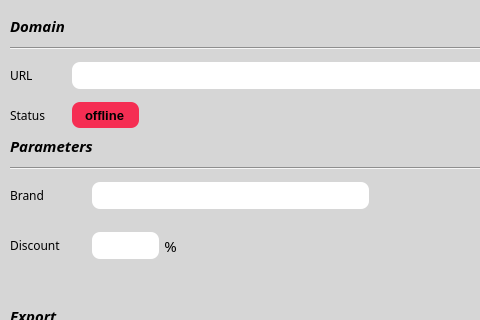
kosazna/atcrawl, file gui/ui_resources/atcrawl_crawler_ui.ui: the form before one commit; both pictures show x 0 to 480 and y 0 to 320 of the 780 by 480 pixel window.
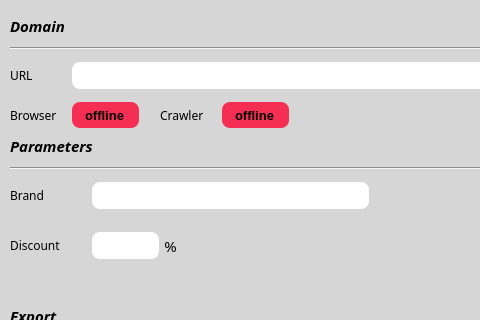
The form after the commit.

Diff of the .ui file:
```diff
--- a/gui/ui_resources/atcrawl_crawler_ui.ui
+++ b/gui/ui_resources/atcrawl_crawler_ui.ui
@@ -663,7 +663,7 @@
      <string notr="true"/>
     </property>
     <property name="text">
-     <string>Status</string>
+     <string>Browser</string>
     </property>
    </widget>
    <widget class="QToolButton" name="bt_reset_collect">
@@ -749,6 +749,66 @@
      </property>
     </item>
    </widget>
+   <widget class="QLineEdit" name="status_crawler">
+    <property name="geometry">
+     <rect>
+      <x>220</x>
+      <y>100</y>
+      <width>71</width>
+      <height>30</height>
+     </rect>
+    </property>
+    <property name="font">
+     <font>
+      <family>Segoe UI</family>
+      <pointsize>10</pointsize>
+      <weight>75</weight>
+      <bold>true</bold>
+     </font>
+    </property>
+    <property name="layoutDirection">
+     <enum>Qt::LeftToRight</enum>
+    </property>
+    <property name="styleSheet">
+     <string notr="true">background-color:rgba(253, 4, 50, 0.8);
+border-width:4px;
+border-color:black;
+color: rgb(0, 0, 0);
+border-style:offset;
+border-radius:10px;</string>
+    </property>
+    <property name="text">
+     <string>offline</string>
+    </property>
+    <property name="alignment">
+     <set>Qt::AlignCenter</set>
+    </property>
+   </widget>
+   <widget class="QLabel" name="label_crawler">
+    <property name="geometry">
+     <rect>
+      <x>160</x>
+      <y>100</y>
+      <width>51</width>
+      <height>30</height>
+     </rect>
+    </property>
+    <property name="font">
+     <font>
+      <family>Century Gothic</family>
+      <pointsize>9</pointsize>
+      <weight>50</weight>
+      <italic>false</italic>
+      <bold>false</bold>
+     </font>
+    </property>
+    <property name="styleSheet">
+     <string notr="true"/>
+    </property>
+    <property name="text">
+     <string>Crawler</string>
+    </property>
+   </widget>
   </widget>
   <widget class="QStatusBar" name="statusbar"/>
  </widget>
```
Left out of the diff: 2 changed lines with no effect on the pictures.
